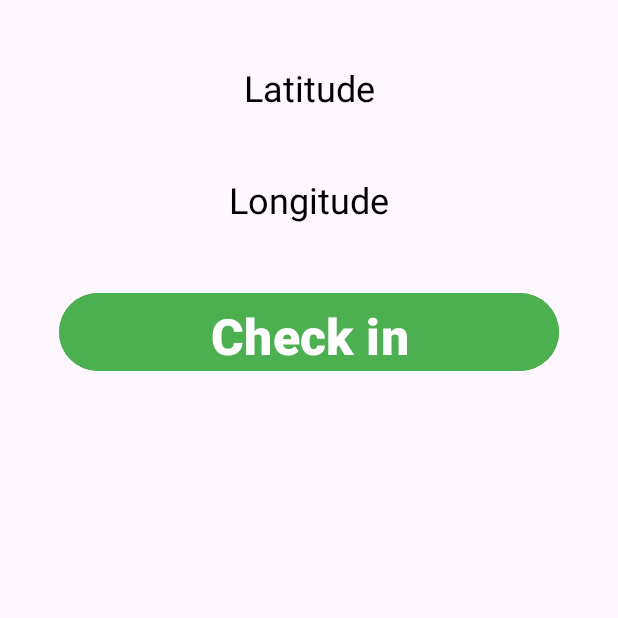
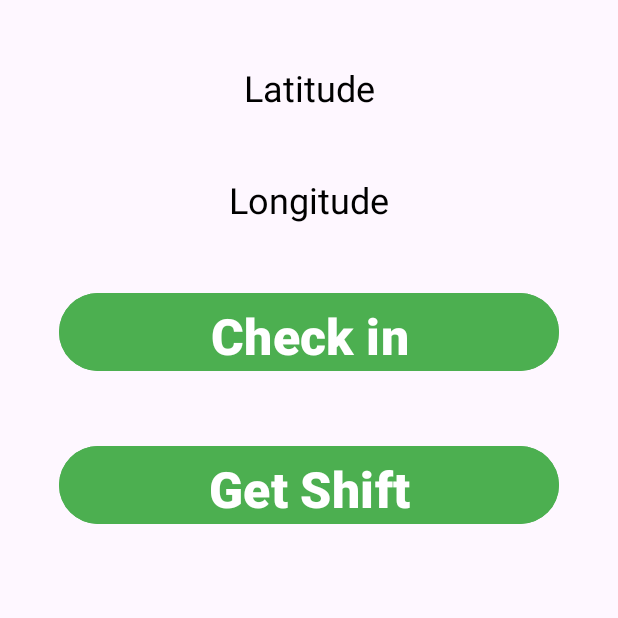
Before and after one commit to Sarween/JBSB4, an Android app: the Home screen opened directly, with no data from a screen before it, after a tap on "Check in", on a phone screen of 412 x 824 dp, the top half of it. Run offline under Robolectric (Android 15) with nearby library versions, the phone set to English and light mode, and no system bars; our stand-ins replace RxJava.

Commit message:
Added button to call api

```diff
--- a/app/src/main/java/com/example/jbsb4/Home.kt
+++ b/app/src/main/java/com/example/jbsb4/Home.kt
@@ -1,10 +1,12 @@
 package com.example.jbsb4
 
+import android.content.pm.PackageManager
 import androidx.appcompat.app.AppCompatActivity
 import android.os.Bundle
 import android.util.Log
 import android.widget.Button
 import android.widget.TextView
+import androidx.core.app.ActivityCompat
 import com.example.jbsb4.Model.Shift
 import com.example.jbsb4.remote.APIInterface
 import com.example.jbsb4.remote.RetrofitClient
@@ -39,6 +41,24 @@ class Home : AppCompatActivity() {
         setContentView(R.layout.activity_home)
 
         iMyAPI = RetrofitClient.getInstance().create(APIInterface::class.java)
+        val shiftApi = RetrofitClient.getInstance().create(APIInterface::class.java)
+//            val response = shiftApi.getShift()
+
+
+        val shiftBtn: Button = findViewById(R.id.getShift)
+
+        shiftBtn.setOnClickListener {
+            GlobalScope.launch(Dispatchers.IO) {
+                val response = shiftApi.getShift()
+                if (response.isSuccessful) {
+                    for(shift in response.body()!!){
+                        Log.i(TAG, "getShift: ${shift.recruitmentID}")
+                    }
+                }
+            }
+        }
+        // launching a new coroutine
+
 
         val checkInButton: Button = findViewById(R.id.checkInBtn45)
         val lat: TextView = findViewById(R.id.latitude)
@@ -51,18 +71,24 @@ class Home : AppCompatActivity() {
         var recruitID=1;
         var stuID=1;
         checkInButton.setOnClickListener {
-            val shiftApi = RetrofitClient.getInstance().create(APIInterface::class.java)
-//            val response = shiftApi.getShift()
+                        // Check if the user has granted the app permission to access their location.
+            if (ActivityCompat.checkSelfPermission(this, android.Manifest.permission.ACCESS_FINE_LOCATION) != PackageManager.PERMISSION_GRANTED) {
+                // Request the permission from the user.
+                ActivityCompat.requestPermissions(this, arrayOf(android.Manifest.permission.ACCESS_FINE_LOCATION), 100)
+            } else {
+                // Get the user's location.
+                fusedLocationClient.getLastLocation()
+                    .addOnSuccessListener { location ->
+                        // If the location is not null, display it in a text view.
+                        if (location != null) {
+                            println(location.latitude)
+                            println(location.longitude)
+                            val textView: TextView = findViewById(R.id.longitude)
+                            textView.text = "Latitude: ${location.latitude}, Longitude: ${location.longitude}"
+                        }
+                    }
+            }
 
-            // launching a new coroutine
-            GlobalScope.launch(Dispatchers.IO) {
-                val response = shiftApi.getShift()
-                if (response.isSuccessful) {
-                    for(shift in response.body()!!){
-                        Log.i(TAG, "getShift: ${shift.recruitmentID}")
-                    }
-                }
-            }
 
 
 
@@ -128,29 +154,15 @@ class Home : AppCompatActivity() {
 //            // Update the UI with the response body.
 //            println(body)
 
-//            // Check if the user has granted the app permission to access their location.
-//            if (ActivityCompat.checkSelfPermission(this, android.Manifest.permission.ACCESS_FINE_LOCATION) != PackageManager.PERMISSION_GRANTED) {
-//                // Request the permission from the user.
-//                ActivityCompat.requestPermissions(this, arrayOf(android.Manifest.permission.ACCESS_FINE_LOCATION), 100)
-//            } else {
-//                // Get the user's location.
-//                fusedLocationClient.getLastLocation()
-//                    .addOnSuccessListener { location ->
-//                        // If the location is not null, display it in a text view.
-//                        if (location != null) {
-//                            println(location.latitude)
-//                            println(location.longitude)
-//                            val textView: TextView = findViewById(R.id.longitude)
-//                            textView.text = "Latitude: ${location.latitude}, Longitude: ${location.longitude}"
-//                        }
-//                    }
-//            }
+
 
 
         }
 
 
     }
+
+
 
 //    private class MyAsyncTask : AsyncTask<Void, Void, String>() {
 //
--- a/app/src/main/res/layout/activity_home.xml
+++ b/app/src/main/res/layout/activity_home.xml
@@ -14,6 +14,18 @@
         android:layout_centerInParent="true"
         android:backgroundTint="#4CAF50"
         android:text="Check in"
+        android:textSize="50px"
+        android:layout_marginTop="42dp"
+        android:textStyle="bold" />
+
+    <Button
+        android:id="@+id/getShift"
+        android:layout_width="500px"
+        android:layout_height="60dp"
+        android:layout_below="@id/checkInBtn45"
+        android:layout_centerInParent="true"
+        android:backgroundTint="#4CAF50"
+        android:text="Get Shift"
         android:textSize="50px"
         android:layout_marginTop="42dp"
         android:textStyle="bold" />
```
